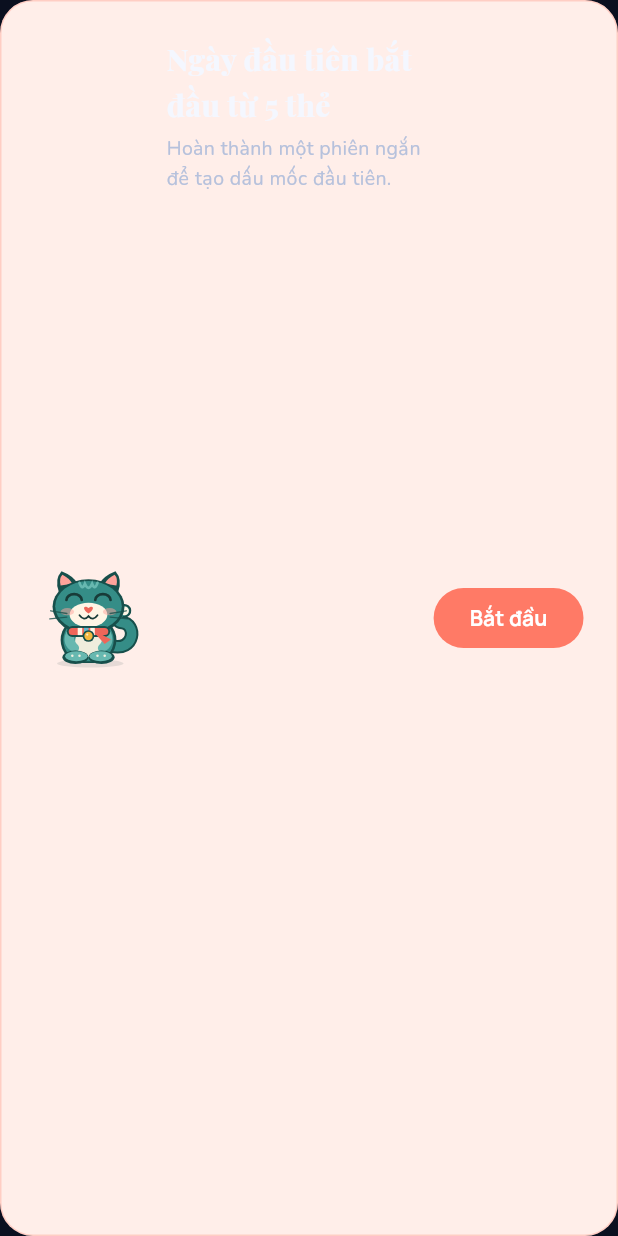
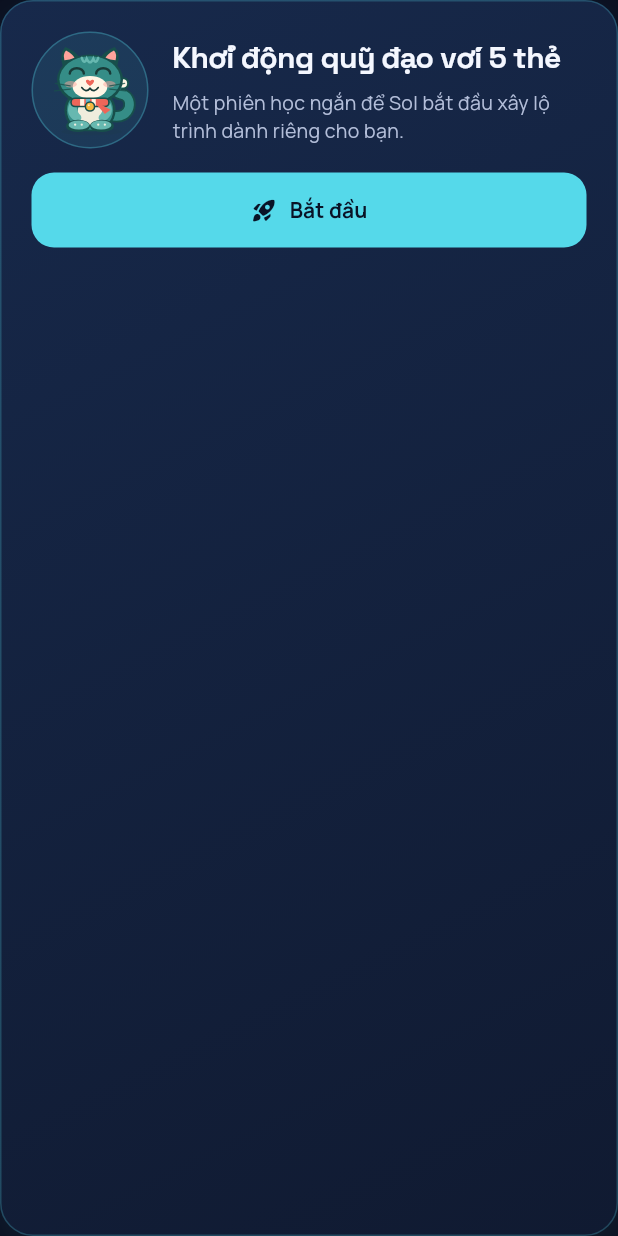
Before and after one commit to phamduchan21-cloud/vocab_app, a Flutter app: the _FirstDayCard widget shown alone on an empty page, opened directly, on a phone screen of 412 x 824 dp. Run offline on Flutter 3.47's test engine with Material 3 defaults, Android fonts, the phone set to English and light mode, and no system bars; our stand-ins replace go_router, google_fonts, shimmer, supabase_flutter; missing offline and left inert: dart:html; accounts and stored records are empty; network calls fail.

Commit message:
fix: align first-day card with cosmic theme

```diff
--- a/frontend/lib/screens/dashboard_screen.dart
+++ b/frontend/lib/screens/dashboard_screen.dart
@@ -1095,50 +1095,98 @@ class _FirstDayCard extends StatelessWidget {
 
   @override
   Widget build(BuildContext context) {
-    return Container(
-      padding: const EdgeInsets.all(22),
+    return LayoutBuilder(
+      builder: (context, constraints) {
+        final compact = constraints.maxWidth < 520;
+        final content = Row(
+          children: [
+            Container(
+              width: 78,
+              height: 78,
+              alignment: Alignment.center,
               decoration: BoxDecoration(
-        color: const Color(0xFFFFEEE9),
-        borderRadius: BorderRadius.circular(22),
-        border: Border.all(color: AppColors.peach.withValues(alpha: 0.28)),
+                shape: BoxShape.circle,
+                color: AppColors.blue.withValues(alpha: 0.10),
+                border: Border.all(
+                  color: AppColors.blue.withValues(alpha: 0.30),
                 ),
-      child: Row(
-        children: [
-          const CatWidget(size: 72, expression: CatExpression.happy),
+              ),
+              child: const CatWidget(size: 66, expression: CatExpression.happy),
+            ),
             const SizedBox(width: 16),
             Expanded(
               child: Column(
                 crossAxisAlignment: CrossAxisAlignment.start,
                 children: [
                   Text(
-                  'Ngày đầu tiên bắt đầu từ 5 thẻ',
-                  style: GoogleFonts.playfairDisplay(
-                    color: AppColors.luxuryEspresso,
-                    fontWeight: FontWeight.w800,
+                    'Khởi động quỹ đạo với 5 thẻ',
+                    style: GoogleFonts.spaceGrotesk(
+                      color: AppColors.onSurface,
+                      fontWeight: FontWeight.w700,
                       fontSize: 20,
+                      letterSpacing: -0.4,
                     ),
                   ),
-                const SizedBox(height: 4),
+                  const SizedBox(height: 5),
                   Text(
-                  'Hoàn thành một phiên ngắn để tạo dấu mốc đầu tiên.',
-                  style: GoogleFonts.nunito(
-                    color: AppColors.luxuryText,
+                    'Một phiên học ngắn để Sol bắt đầu xây lộ trình dành riêng cho bạn.',
+                    style: GoogleFonts.manrope(
+                      color: AppColors.onSurfaceVariant,
+                      height: 1.45,
                       fontSize: 13,
                     ),
                   ),
                 ],
               ),
             ),
-          FilledButton(
+          ],
+        );
+        final button = FilledButton.icon(
           onPressed: onStart,
           style: FilledButton.styleFrom(
-              backgroundColor: AppColors.peach,
-              foregroundColor: Colors.white,
+            backgroundColor: AppColors.blue,
+            foregroundColor: AppColors.cosmicDeep,
+            padding: const EdgeInsets.symmetric(horizontal: 18, vertical: 15),
+            shape: RoundedRectangleBorder(
+              borderRadius: BorderRadius.circular(15),
             ),
-            child: const Text('Bắt đầu'),
+          ),
+          icon: const Icon(Icons.rocket_launch_rounded, size: 18),
+          label: const Text('Bắt đầu'),
+        );
+
+        return Container(
+          padding: const EdgeInsets.all(20),
+          decoration: BoxDecoration(
+            gradient: const LinearGradient(
+              colors: [Color(0xFF17294B), Color(0xFF101A31)],
+              begin: Alignment.topLeft,
+              end: Alignment.bottomRight,
+            ),
+            borderRadius: BorderRadius.circular(22),
+            border: Border.all(color: AppColors.blue.withValues(alpha: 0.24)),
+            boxShadow: [
+              BoxShadow(
+                color: AppColors.blue.withValues(alpha: 0.08),
+                blurRadius: 24,
+                offset: const Offset(0, 10),
               ),
             ],
           ),
+          child: compact
+              ? Column(
+                  crossAxisAlignment: CrossAxisAlignment.stretch,
+                  children: [content, const SizedBox(height: 16), button],
+                )
+              : Row(
+                  children: [
+                    Expanded(child: content),
+                    const SizedBox(width: 20),
+                    button,
+                  ],
+                ),
+        );
+      },
     );
   }
 }
```
Lines whose indentation alone changed are shown as unchanged.
